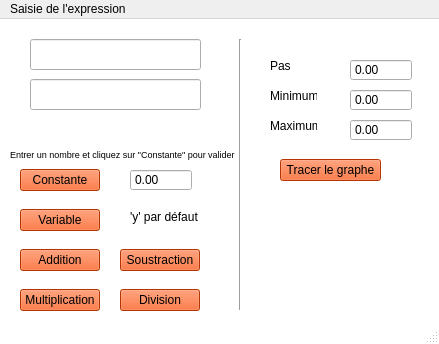
Above: SaisieGraphe.ui from obalise/ExpressionProject before the change. Below: the same form after it.
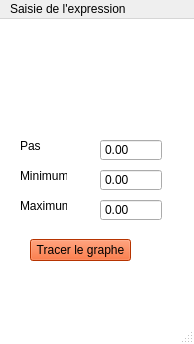
That is the form after the change.

The edit to the form file:
```diff
--- a/SaisieGraphe.ui
+++ b/SaisieGraphe.ui
@@ -6,7 +6,7 @@
    <rect>
     <x>0</x>
     <y>0</y>
-    <width>439</width>
+    <width>194</width>
     <height>344</height>
    </rect>
   </property>
@@ -21,152 +21,11 @@
 </string>
   </property>
   <widget class="QWidget" name="centralwidget">
-   <widget class="QPushButton" name="pushButton">
-    <property name="geometry">
-     <rect>
-      <x>20</x>
-      <y>150</y>
-      <width>80</width>
-      <height>22</height>
-     </rect>
-    </property>
-    <property name="autoFillBackground">
-     <bool>false</bool>
-    </property>
-    <property name="styleSheet">
-     <string notr="true">QPushButton{
-	background-color: #FF4901
-}
-
-QPushButton:pressed{
-	background-color: #FFA500
-}</string>
-    </property>
-    <property name="text">
-     <string>Constante</string>
-    </property>
-    <property name="autoDefault">
-     <bool>false</bool>
-    </property>
-    <property name="default">
-     <bool>false</bool>
-    </property>
-   </widget>
-   <widget class="QPushButton" name="pushButton_2">
-    <property name="geometry">
-     <rect>
-      <x>20</x>
-      <y>230</y>
-      <width>80</width>
-      <height>22</height>
-     </rect>
-    </property>
-    <property name="styleSheet">
-     <string notr="true">QPushButton{
-	background-color: #FF4901
-}
-
-QPushButton:pressed{
-	background-color: #FFA500
-}</string>
-    </property>
-    <property name="text">
-     <string>Addition</string>
-    </property>
-   </widget>
-   <widget class="QPushButton" name="pushButton_3">
-    <property name="geometry">
-     <rect>
-      <x>20</x>
-      <y>270</y>
-      <width>80</width>
-      <height>22</height>
-     </rect>
-    </property>
-    <property name="styleSheet">
-     <string notr="true">QPushButton{
-	background-color: #FF4901
-}
-
-QPushButton:pressed{
-	background-color: #FFA500
-}</string>
-    </property>
-    <property name="text">
-     <string>Multiplication</string>
-    </property>
-   </widget>
-   <widget class="QPushButton" name="pushButton_4">
-    <property name="geometry">
-     <rect>
-      <x>120</x>
-      <y>230</y>
-      <width>80</width>
-      <height>22</height>
-     </rect>
-    </property>
-    <property name="styleSheet">
-     <string notr="true">QPushButton{
-	background-color: #FF4901
-}
-
-QPushButton:pressed{
-	background-color: #FFA500
-}</string>
-    </property>
-    <property name="text">
-     <string>Soustraction</string>
-    </property>
-   </widget>
-   <widget class="QPushButton" name="pushButton_5">
-    <property name="geometry">
-     <rect>
-      <x>120</x>
-      <y>270</y>
-      <width>80</width>
-      <height>22</height>
-     </rect>
-    </property>
-    <property name="styleSheet">
-     <string notr="true">QPushButton{
-	background-color: #FF4901
-}
-
-QPushButton:pressed{
-	background-color: #FFA500
-}</string>
-    </property>
-    <property name="text">
-     <string>Division</string>
-    </property>
-   </widget>
-   <widget class="QPushButton" name="pushButton_6">
-    <property name="geometry">
-     <rect>
-      <x>20</x>
-      <y>190</y>
-      <width>80</width>
-      <height>22</height>
-     </rect>
-    </property>
-    <property name="styleSheet">
-     <string notr="true">QPushButton{
-	background-color: #FF4901
-}
-
-QPushButton:pressed{
-	background-color: #FFA500
-}</string>
-    </property>
-    <property name="text">
-     <string>Variable</string>
-    </property>
-   </widget>
    <widget class="QPushButton" name="pushButton_7">
     <property name="geometry">
      <rect>
-      <x>280</x>
-      <y>140</y>
+      <x>30</x>
+      <y>220</y>
       <width>101</width>
       <height>22</height>
      </rect>
@@ -184,81 +43,11 @@
      <string>Tracer le graphe</string>
     </property>
    </widget>
-   <widget class="QLabel" name="label">
-    <property name="geometry">
-     <rect>
-      <x>130</x>
-      <y>190</y>
-      <width>71</width>
-      <height>16</height>
-     </rect>
-    </property>
-    <property name="text">
-     <string>'y' par défaut</string>
-    </property>
-   </widget>
-   <widget class="QLabel" name="label_2">
-    <property name="geometry">
-     <rect>
-      <x>10</x>
-      <y>120</y>
-      <width>251</width>
-      <height>31</height>
-     </rect>
-    </property>
-    <property name="sizePolicy">
-     <sizepolicy hsizetype="Preferred" vsizetype="Preferred">
-      <horstretch>0</horstretch>
-      <verstretch>0</verstretch>
-     </sizepolicy>
-    </property>
-    <property name="font">
-     <font>
-      <pointsize>7</pointsize>
-     </font>
-    </property>
-    <property name="text">
-     <string>Entrer un nombre et cliquez sur &quot;Constante&quot; pour valider</string>
-    </property>
-   </widget>
-   <widget class="QLineEdit" name="lineEdit">
-    <property name="geometry">
-     <rect>
-      <x>30</x>
-      <y>20</y>
-      <width>171</width>
-      <height>31</height>
-     </rect>
-    </property>
-   </widget>
-   <widget class="QLineEdit" name="lineEdit_2">
-    <property name="geometry">
-     <rect>
-      <x>30</x>
-      <y>60</y>
-      <width>171</width>
-      <height>31</height>
-     </rect>
-    </property>
-   </widget>
-   <widget class="Line" name="line">
-    <property name="geometry">
-     <rect>
-      <x>230</x>
-      <y>20</y>
-      <width>20</width>
-      <height>271</height>
-     </rect>
-    </property>
-    <property name="orientation">
-     <enum>Qt::Vertical</enum>
-    </property>
-   </widget>
    <widget class="QDoubleSpinBox" name="doubleSpinBox">
     <property name="geometry">
      <rect>
-      <x>350</x>
-      <y>40</y>
+      <x>100</x>
+      <y>120</y>
       <width>62</width>
       <height>22</height>
      </rect>
@@ -270,8 +59,8 @@
    <widget class="QDoubleSpinBox" name="doubleSpinBox_2">
     <property name="geometry">
      <rect>
-      <x>350</x>
-      <y>70</y>
+      <x>100</x>
+      <y>150</y>
       <width>62</width>
       <height>22</height>
      </rect>
@@ -289,8 +78,8 @@
    <widget class="QDoubleSpinBox" name="doubleSpinBox_3">
     <property name="geometry">
      <rect>
-      <x>350</x>
-      <y>100</y>
+      <x>100</x>
+      <y>180</y>
       <width>62</width>
       <height>22</height>
      </rect>
@@ -308,8 +97,8 @@
    <widget class="QLabel" name="label_3">
     <property name="geometry">
      <rect>
-      <x>270</x>
-      <y>40</y>
+      <x>20</x>
+      <y>120</y>
       <width>47</width>
       <height>14</height>
      </rect>
@@ -321,8 +110,8 @@
    <widget class="QLabel" name="label_4">
     <property name="geometry">
      <rect>
-      <x>270</x>
-      <y>70</y>
+      <x>20</x>
+      <y>150</y>
       <width>47</width>
       <height>14</height>
      </rect>
@@ -334,8 +123,8 @@
    <widget class="QLabel" name="label_5">
     <property name="geometry">
      <rect>
-      <x>270</x>
-      <y>100</y>
+      <x>20</x>
+      <y>180</y>
       <width>47</width>
       <height>14</height>
      </rect>
@@ -344,32 +133,13 @@
      <string>Maximum</string>
     </property>
    </widget>
-   <widget class="QDoubleSpinBox" name="doubleSpinBox_4">
-    <property name="geometry">
-     <rect>
-      <x>130</x>
-      <y>150</y>
-      <width>62</width>
-      <height>22</height>
-     </rect>
-    </property>
-    <property name="buttonSymbols">
-     <enum>QAbstractSpinBox::NoButtons</enum>
-    </property>
-    <property name="minimum">
-     <double>-9999.000000000000000</double>
-    </property>
-    <property name="maximum">
-     <double>9999.000000000000000</double>
-    </property>
-   </widget>
   </widget>
   <widget class="QMenuBar" name="menubar">
    <property name="geometry">
     <rect>
      <x>0</x>
      <y>0</y>
-     <width>439</width>
+     <width>194</width>
      <height>21</height>
     </rect>
    </property>
```
